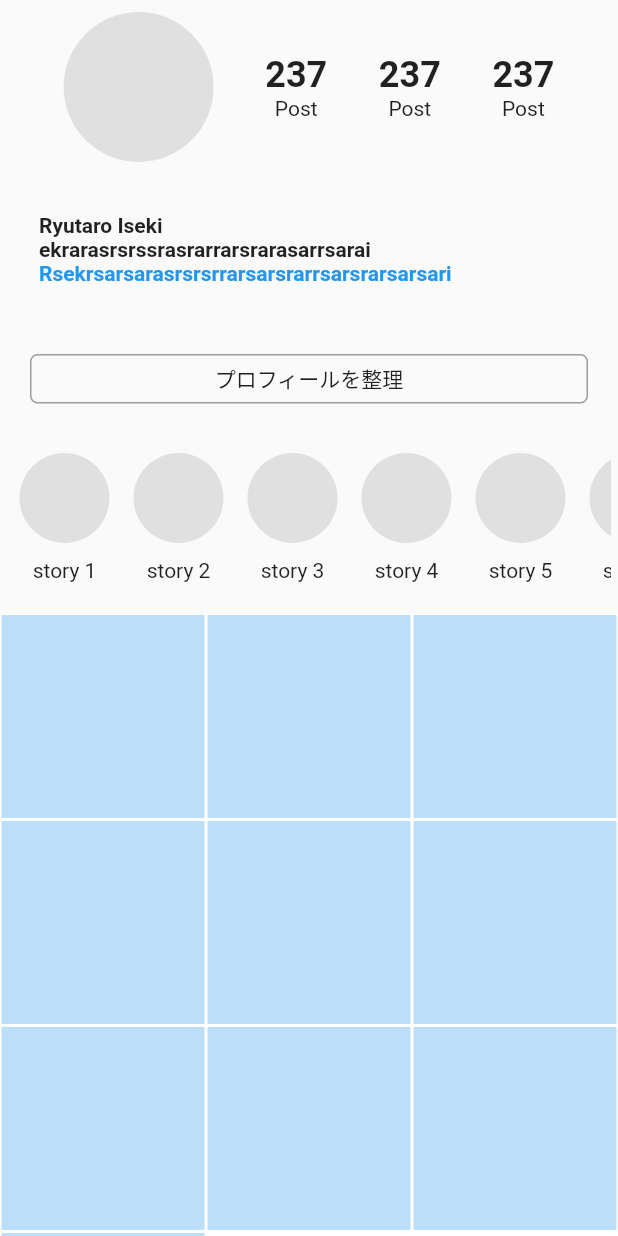
After one commit to iseruuuuu/book_instagram_app, a Flutter app: the screen it shows after launch, item 3 of the bottom bar chosen, on a phone screen of 412 x 824 dp. The commit adds this screen. Run offline on Flutter 3.47's test engine with Material 2 defaults, Android fonts, the phone set to English and light mode, and no system bars.

Commit message:
add: ホーム画面を作成

```diff
--- a/lib/component/bottom_appbar.dart
+++ b/lib/component/bottom_appbar.dart
@@ -1,3 +1,4 @@
+import 'package:book_instagram_app/screen/home/home_screen.dart';
 import 'package:flutter/material.dart';
 
 class BottomsAppBar extends StatelessWidget {
@@ -39,13 +40,23 @@ class BottomsAppBar extends StatelessWidget {
             ),
             title: const Text(''),
           ),
-          const BottomNavigationBarItem(
-            icon: Icon(
-              Icons.person_outline,
-              size: 40.0,
-              color: Colors.grey,
+          BottomNavigationBarItem(
+            icon: FlatButton(
+              onPressed: () {
+                Navigator.push(
+                  context,
+                  MaterialPageRoute(
+                    builder: (context) => HomeScreen(),
+                  ),
+                );
+              },
+              child: const Icon(
+                Icons.person,
+                size: 30.0,
+                color: Colors.black,
+              ),
             ),
-            title: Text(''),
+            title: const Text(''),
           ),
         ],
       ),
--- /dev/null
+++ b/lib/component/bubble_stories.dart
@@ -0,0 +1,28 @@
+import 'package:flutter/material.dart';
+
+class BubbleStories extends StatelessWidget {
+  final String text;
+
+  const BubbleStories({Key? key, required this.text}) : super(key: key);
+
+  @override
+  Widget build(BuildContext context) {
+    return Padding(
+      padding: const EdgeInsets.all(8),
+      child: Column(
+        children: [
+          Container(
+            width: 60,
+            height: 60,
+            decoration: BoxDecoration(
+              shape: BoxShape.circle,
+              color: Colors.grey[300],
+            ),
+          ),
+          const SizedBox(height: 10),
+          Text(text),
+        ],
+      ),
+    );
+  }
+}
--- /dev/null
+++ b/lib/component/home_name.dart
@@ -0,0 +1,45 @@
+import 'package:flutter/material.dart';
+
+class HomeName extends StatelessWidget {
+  const HomeName({
+    Key? key,
+  }) : super(key: key);
+
+  @override
+  Widget build(BuildContext context) {
+    return Padding(
+      padding: const EdgeInsets.all(18.0),
+      child: Row(
+        children: [
+          Padding(
+            padding: const EdgeInsets.all(8.0),
+            child: Column(
+              crossAxisAlignment: CrossAxisAlignment.start,
+              children: const [
+                Text(
+                  'Ryutaro Iseki',
+                  style: TextStyle(
+                    fontWeight: FontWeight.bold,
+                  ),
+                ),
+                Text(
+                  'ekrarasrsrssrasrarrarsrarasarrsarai',
+                  style: TextStyle(
+                    fontWeight: FontWeight.bold,
+                  ),
+                ),
+                Text(
+                  'Rsekrsarsarasrsrsrrarsarsrarrsarsrarsarsari',
+                  style: TextStyle(
+                      fontWeight: FontWeight.bold,
+                      color: Colors.blue
+                  ),
+                ),
+              ],
+            ),
+          ),
+        ],
+      ),
+    );
+  }
+}
--- /dev/null
+++ b/lib/component/home_number.dart
@@ -0,0 +1,23 @@
+import 'package:flutter/material.dart';
+
+class HomeNumber extends StatelessWidget {
+  const HomeNumber({
+    Key? key,
+  }) : super(key: key);
+
+  @override
+  Widget build(BuildContext context) {
+    return Column(
+      children: const [
+        Text(
+          '237',
+          style: TextStyle(
+            fontWeight: FontWeight.bold,
+            fontSize: 24,
+          ),
+        ),
+        Text('Post'),
+      ],
+    );
+  }
+}
--- /dev/null
+++ b/lib/component/post_item.dart
@@ -0,0 +1,22 @@
+import 'package:flutter/material.dart';
+
+class PostItem extends StatelessWidget {
+  final List<String> userPosts = [];
+
+  @override
+  Widget build(BuildContext context) {
+    return GridView.builder(
+      itemCount: 10,
+      gridDelegate:
+          const SliverGridDelegateWithFixedCrossAxisCount(crossAxisCount: 3),
+      itemBuilder: (context, index) {
+        return Padding(
+          padding: const EdgeInsets.all(1.0),
+          child: Container(
+            color: Colors.blue[100],
+          ),
+        );
+      },
+    );
+  }
+}
--- /dev/null
+++ b/lib/component/profile_button.dart
@@ -0,0 +1,24 @@
+import 'package:flutter/material.dart';
+
+class ProfileButton extends StatelessWidget {
+  const ProfileButton({
+    Key? key,
+  }) : super(key: key);
+
+  @override
+  Widget build(BuildContext context) {
+    return Padding(
+      padding: const EdgeInsets.all(20),
+      child: Container(
+        padding: const EdgeInsets.all(5),
+        child: const Center(
+          child: Text('プロフィールを整理'),
+        ),
+        decoration: BoxDecoration(
+          border: Border.all(color: Colors.grey),
+          borderRadius: BorderRadius.circular(5),
+        ),
+      ),
+    );
+  }
+}
--- a/lib/screen/home/home_screen.dart
+++ b/lib/screen/home/home_screen.dart
@@ -0,0 +1,73 @@
+import 'package:book_instagram_app/component/bubble_stories.dart';
+import 'package:book_instagram_app/component/home_name.dart';
+import 'package:book_instagram_app/component/home_number.dart';
+import 'package:book_instagram_app/component/post_item.dart';
+import 'package:book_instagram_app/component/profile_button.dart';
+import 'package:flutter/cupertino.dart';
+import 'package:flutter/material.dart';
+
+class HomeScreen extends StatelessWidget {
+  const HomeScreen({Key? key}) : super(key: key);
+
+  @override
+  Widget build(BuildContext context) {
+    return Scaffold(
+      appBar: PreferredSize(
+        preferredSize: const Size.fromHeight(0.0),
+        child: AppBar(
+          elevation: 0,
+          backgroundColor: Colors.white,
+        ),
+      ),
+      body: Column(
+        children: [
+          Padding(
+            padding: const EdgeInsets.all(8.0),
+            child: Row(
+              mainAxisAlignment: MainAxisAlignment.spaceEvenly,
+              children: [
+                Container(
+                  height: 100,
+                  width: 100,
+                  decoration: BoxDecoration(
+                    color: Colors.grey[300],
+                    shape: BoxShape.circle,
+                  ),
+                ),
+                const HomeNumber(),
+                const HomeNumber(),
+                const HomeNumber(),
+              ],
+            ),
+          ),
+          const HomeName(),
+          const ProfileButton(),
+          Padding(
+            padding: const EdgeInsets.symmetric(horizontal: 5, vertical: 5),
+            child: SizedBox(
+              height: 110,
+              child: ListView(
+                scrollDirection: Axis.horizontal,
+                children: const [
+                  BubbleStories(text: 'story 1'),
+                  BubbleStories(text: 'story 2'),
+                  BubbleStories(text: 'story 3'),
+                  BubbleStories(text: 'story 4'),
+                  BubbleStories(text: 'story 5'),
+                  BubbleStories(text: 'story 6'),
+                  BubbleStories(text: 'story 7'),
+                ],
+              ),
+            ),
+          ),
+          Expanded(
+            child: Container(
+              color: Colors.white,
+                child: PostItem(),
+            ),
+          ),
+        ],
+      ),
+    );
+  }
+}
--- a/lib/screen/timeline/feed_screen.dart
+++ b/lib/screen/timeline/feed_screen.dart
@@ -28,7 +28,6 @@ class _FeedScreenState extends State<FeedScreen> {
                     fontSize: 32,
                   ),
                 ),
-
                 Row(
                   children: [
                     IconButton(
@@ -38,7 +37,9 @@ class _FeedScreenState extends State<FeedScreen> {
                         print('IGTV');
                       },
                     ),
-                    const SizedBox(width: 16,),
+                    const SizedBox(
+                      width: 16,
+                    ),
                     Container(
                       width: 35,
                       child: IconButton(
```
